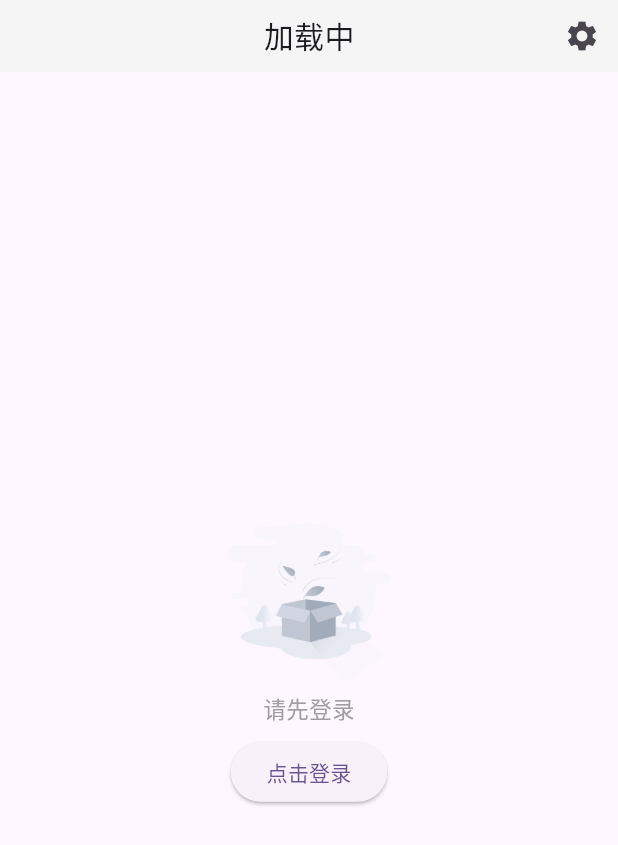
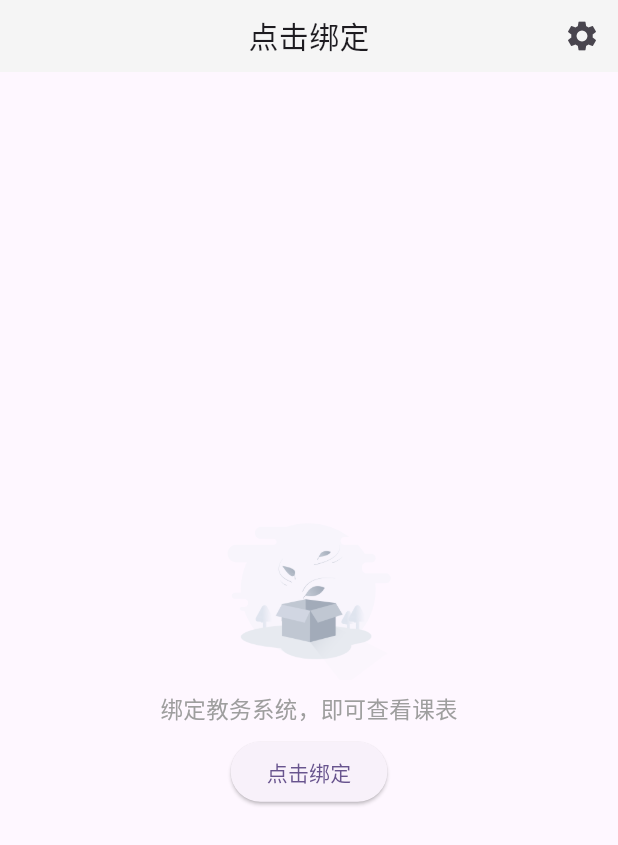
Before and after one commit to woolsen/ifafu-flutter, a Flutter app: the TimetableTab screen opened directly, on a phone screen of 412 x 824 dp. Shown: the top 845 px of the screen. Run offline on Flutter 3.47's test engine with Material 2 defaults, Android fonts, the phone set to English and light mode, and no system bars; drawn by our look-alikes of pull_to_refresh; our stand-ins replace cached_network_image, carousel_slider, dio, flutter_bloc, fluttertoast, freezed_annotation and 4 more; missing offline and left inert: wechat_assets_picker; accounts and stored records are empty; network calls fail; Roboto replaces fonts that are missing (DingTalk).

Commit message:
优化UI

```diff
--- a/lib/main.dart
+++ b/lib/main.dart
@@ -24,7 +24,10 @@ class MyApp extends StatelessWidget {
   // This widget is the root of your application.
   @override
   Widget build(BuildContext context) {
-    return MultiBlocProvider(
+    return RefreshConfiguration(
+      headerBuilder: () => const ClassicHeader(),
+      headerTriggerDistance: 80.0,
+      child: MultiBlocProvider(
         providers: [
           BlocProvider(create: (context) => UserProvider()),
         ],
@@ -71,6 +74,7 @@ class MyApp extends StatelessWidget {
             ),
           ),
         ),
+      ),
     );
   }
 }
--- a/lib/page/main_page.dart
+++ b/lib/page/main_page.dart
@@ -7,6 +7,7 @@ import 'package:ifafu/page/tab_main.dart';
 import 'package:ifafu/page/tab_timetable.dart';
 import 'package:ifafu/page/tab_user.dart';
 import 'package:ifafu/provider/user_provider.dart';
+import 'package:ifafu/util/sp.dart';
 
 class MainPage extends StatefulWidget {
   const MainPage({Key? key}) : super(key: key);
@@ -46,6 +47,9 @@ class _MainPageState extends State<MainPage>
   }
 
   void _fetchUserInfo() {
+    if (SPUtil.getString('TOKEN') == null) {
+      return;
+    }
     final currentTime = DateTime.now().millisecondsSinceEpoch;
     if (currentTime - lastFetchUserInfoTime < 60000) {
       return;
--- a/lib/page/tab_timetable.dart
+++ b/lib/page/tab_timetable.dart
@@ -24,7 +24,7 @@ class TimetableTab extends StatefulWidget {
 }
 
 class _CourseTabState extends State<TimetableTab> {
-  final StreamController<int> _showWeek = StreamController<int>();
+  final ValueNotifier<int> _showWeek = ValueNotifier(1);
 
   late PageController _pageController;
 
@@ -42,6 +42,8 @@ class _CourseTabState extends State<TimetableTab> {
 
   TimetableSet? _set;
 
+  User? _user;
+
   final titleStyle = const TextStyle(
     fontSize: 20,
     height: 1.0,
@@ -51,11 +53,15 @@ class _CourseTabState extends State<TimetableTab> {
   @override
   void initState() {
     super.initState();
-    final user = BlocProvider.of<UserProvider>(context).state;
-    if (user != null && user.isBindJw) {
+    _user = BlocProvider.of<UserProvider>(context).state;
+    if (_user != null && _user!.isBindJw) {
       Api.instance.getPersonalTimetable().then((timetable) {
         _updateTimetable(timetable);
+      }).whenComplete(() {
+        init = true;
       });
+    } else {
+      init = true;
     }
   }
 
@@ -64,37 +70,46 @@ class _CourseTabState extends State<TimetableTab> {
     TimetableSet setting = _set ??= loadTimeTableSetting();
     File? background =
         setting.backgroundPath == null ? null : File(setting.backgroundPath!);
-    return BlocBuilder<UserProvider, User?>(
+    return BlocListener<UserProvider, User?>(
       bloc: BlocProvider.of<UserProvider>(context),
-      builder: (context, user) {
-        Widget? title;
+      listener: (context, user) {
+        _user = user;
+        if (user != null && user.isBindJw) {
+          Api.instance.getPersonalTimetable().then((timetable) {
+            _updateTimetable(timetable);
+          });
+        } else {
+          setState(() {});
+        }
+      },
+      child: Scaffold(
+        appBar: PreferredSize(
+          preferredSize: const Size.fromHeight(48),
+          child: _buildAppbar(() {
             if (!init) {
-          title = Text('加载中', style: titleStyle);
-        } else if (_timetable == null) {
-          title = Text('加载失败', style: titleStyle);
-        } else if (user == null) {
-          title = GestureDetector(
+              return Text('加载中', style: titleStyle);
+            } else if (_user == null) {
+              return GestureDetector(
                 onTap: () {
                   Navigator.of(context).pushNamed('/login');
                 },
                 child: Text('点击登录', style: titleStyle),
               );
-        } else if (!user.isBindJw) {
-          title = GestureDetector(
+            } else if (!_user!.isBindJw) {
+              return GestureDetector(
                 onTap: _goToBindJwPage,
                 child: Text('点击绑定', style: titleStyle),
               );
+            } else if (_timetable == null) {
+              return Text('加载失败', style: titleStyle);
             } else {
-          title = null;
+              return null;
             }
-        return Scaffold(
-          appBar: PreferredSize(
-            preferredSize: const Size.fromHeight(48),
-            child: _buildAppbar(title),
+          }),
         ),
         body: Builder(
           builder: (context) {
-              if (user == null) {
+            if (_user == null) {
               return Center(
                 child: _buildEmptyView(
                   '请先登录',
@@ -105,7 +120,7 @@ class _CourseTabState extends State<TimetableTab> {
                 ),
               );
             }
-              if (!user.isBindJw) {
+            if (!_user!.isBindJw) {
               return Center(
                 child: _buildEmptyView(
                   '绑定教务系统，即可查看课表',
@@ -138,10 +153,9 @@ class _CourseTabState extends State<TimetableTab> {
                         child: SmartRefresher(
                           controller: _refreshController,
                           onRefresh: refresh,
-                            header: const ClassicHeader(),
                           enablePullUp: false,
                           child: _buildTimetableBody(
-                              user,
+                            _user!,
                             setting.showTime,
                           ),
                         ),
@@ -150,8 +164,7 @@ class _CourseTabState extends State<TimetableTab> {
             );
           },
         ),
-        );
-      },
+      ),
     );
   }
 
@@ -168,7 +181,12 @@ class _CourseTabState extends State<TimetableTab> {
     var current = DateTime.now();
     current = DateTime(current.year, current.month, current.day);
     current = current.subtract(Duration(days: current.weekday % 7));
-    _currentWeek = current.difference(timetable.openDay).inDays ~/ 7 + 1;
+    var currentWeek = current.difference(timetable.openDay).inDays ~/ 7 + 1;
+    if (_currentWeek != currentWeek) {
+      _currentWeek = currentWeek;
+      _showWeek.value = _currentWeek;
+    }
+
     _pageController = PageController(initialPage: _currentWeek - 1);
     if (!init) {
       init = true;
@@ -224,7 +242,7 @@ class _CourseTabState extends State<TimetableTab> {
   }
 
   /// [currentWeek] 本周的周数
-  Widget _buildAppbar(Widget? center) {
+  Widget _buildAppbar(Widget? Function() centerBuilder) {
     return ColoredBox(
       color: const Color(0xFFF5F5F5),
       child: SafeArea(
@@ -245,12 +263,11 @@ class _CourseTabState extends State<TimetableTab> {
             ),
             Align(
               alignment: Alignment.center,
-              child: center ??
-                  StreamBuilder<int>(
-                      initialData: _currentWeek,
-                      stream: _showWeek.stream,
-                      builder: (context, data) {
-                        final int? showWeek = data.data;
+              child: centerBuilder() ??
+                  ValueListenableBuilder(
+                      valueListenable: _showWeek,
+                      builder: (context, data, _) {
+                        final int? showWeek = data;
                         final WeekState? weekState;
                         final String weekStateStr;
                         if (showWeek == null) {
@@ -322,7 +339,7 @@ class _CourseTabState extends State<TimetableTab> {
   Widget _buildTimetableBody(User user, bool showTime) {
     return PageView.builder(
       onPageChanged: (page) {
-        _showWeek.add(page + 1);
+        _showWeek.value = page + 1;
       },
       pageSnapping: true,
       allowImplicitScrolling: false,
```
Also changed, not shown: lib/page/tab_main.dart (+36 -53 lines), lib/util/dialog.dart (+7 -1 lines), lib/widget/empty.dart (added, +40 -0 lines), lib/widget/infinite_scroll_pagination.dart (added, +230 -0 lines), 2 other files. Lines whose indentation alone changed are shown as unchanged.
